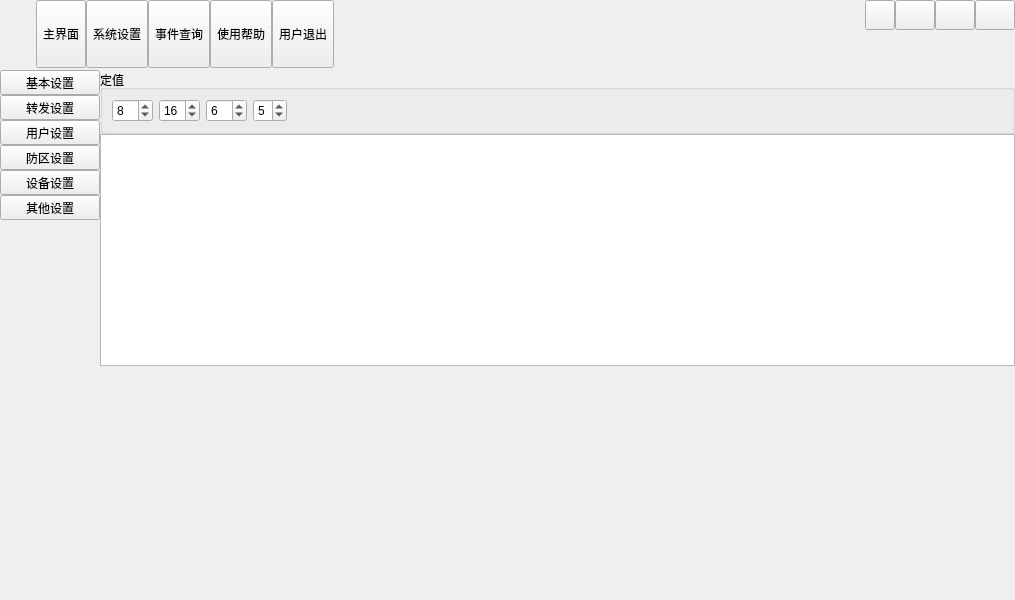
Old version of the form main_ui.ui in the repository Shogpe/bmsTool.
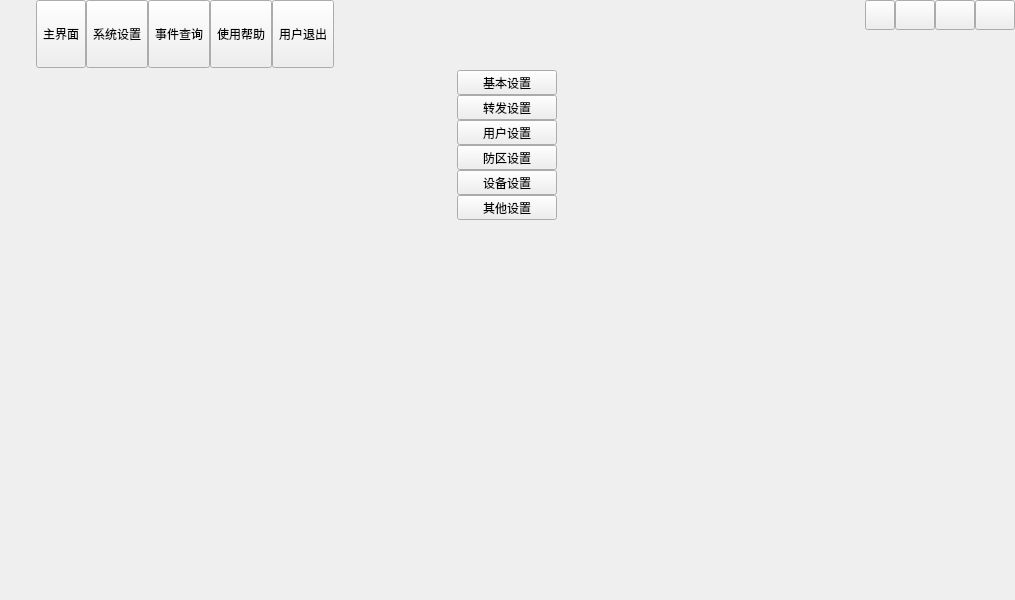
New version of the form. The open tabs and pages were chosen to show the change. Icons and pictures are not drawn. Custom widgets are drawn as their Qt base class.

What changed in the file:
```diff
--- a/main_ui.ui
+++ b/main_ui.ui
@@ -331,146 +331,7 @@
         </widget>
        </item>
        <item>
-        <layout class="QGridLayout" name="gridLayout_3">
-         <item row="4" column="0">
-          <spacer name="verticalSpacer_4">
-           <property name="orientation">
-            <enum>Qt::Vertical</enum>
-           </property>
-           <property name="sizeHint" stdset="0">
-            <size>
-             <width>20</width>
-             <height>40</height>
-            </size>
-           </property>
-          </spacer>
-         </item>
-         <item row="0" column="0">
-          <widget class="QGroupBox" name="groupBox_2">
-           <property name="title">
-            <string>定值</string>
-           </property>
-           <layout class="QGridLayout" name="gridLayout_4">
-            <item row="1" column="1">
-             <widget class="QSpinBox" name="nVol">
-              <property name="accessibleName">
-               <string>dz</string>
-              </property>
-              <property name="specialValueText">
-               <string/>
-              </property>
-              <property name="suffix">
-               <string/>
-              </property>
-              <property name="prefix">
-               <string/>
-              </property>
-              <property name="value">
-               <number>16</number>
-              </property>
-             </widget>
-            </item>
-            <item row="1" column="2">
-             <widget class="QSpinBox" name="nTemp">
-              <property name="sizePolicy">
-               <sizepolicy hsizetype="Preferred" vsizetype="Fixed">
-                <horstretch>0</horstretch>
-                <verstretch>0</verstretch>
-               </sizepolicy>
-              </property>
-              <property name="accessibleName">
-               <string>dz</string>
-              </property>
-              <property name="specialValueText">
-               <string/>
-              </property>
-              <property name="suffix">
-               <string/>
-              </property>
-              <property name="prefix">
-               <string/>
-              </property>
-              <property name="singleStep">
-               <number>10</number>
-              </property>
-              <property name="value">
-               <number>6</number>
-              </property>
-             </widget>
-            </item>
-            <item row="1" column="0">
-             <widget class="QSpinBox" name="nBMU">
-              <property name="accessibleName">
-               <string>dz</string>
-              </property>
-              <property name="specialValueText">
-               <string/>
-              </property>
-              <property name="suffix">
-               <string/>
-              </property>
-              <property name="prefix">
-               <string/>
-              </property>
-              <property name="value">
-               <number>8</number>
-              </property>
-             </widget>
-            </item>
-            <item row="1" column="4">
-             <spacer name="horizontalSpacer_3">
-              <property name="orientation">
-               <enum>Qt::Horizontal</enum>
-              </property>
-              <property name="sizeHint" stdset="0">
-               <size>
-                <width>40</width>
-                <height>20</height>
-               </size>
-              </property>
-             </spacer>
-            </item>
-            <item row="1" column="3">
-             <widget class="QSpinBox" name="nStatus">
-              <property name="sizePolicy">
-               <sizepolicy hsizetype="Preferred" vsizetype="Fixed">
-                <horstretch>0</horstretch>
-                <verstretch>0</verstretch>
-               </sizepolicy>
-              </property>
-              <property name="accessibleName">
-               <string>dz</string>
-              </property>
-              <property name="specialValueText">
-               <string/>
-              </property>
-              <property name="suffix">
-               <string/>
-              </property>
-              <property name="prefix">
-               <string/>
-              </property>
-              <property name="minimum">
-               <number>4</number>
-              </property>
-              <property name="maximum">
-               <number>6</number>
-              </property>
-              <property name="stepType">
-               <enum>QAbstractSpinBox::DefaultStepType</enum>
-              </property>
-              <property name="value">
-               <number>5</number>
-              </property>
-             </widget>
-            </item>
-           </layout>
-          </widget>
-         </item>
-         <item row="1" column="0">
-          <widget class="QTableWidget" name="tableConfig"/>
-         </item>
-        </layout>
+        <layout class="QGridLayout" name="gridLayout_3"/>
        </item>
       </layout>
      </widget>
```
Left out of the diff: 2 changed lines with no effect on the pictures.
